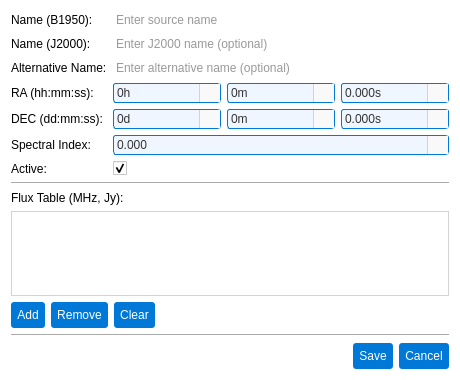
First picture: the form in pastrocore/gui_pyside/dialog_edtior_source.ui, repository Torward1024/pAstroCORE, before the edit.
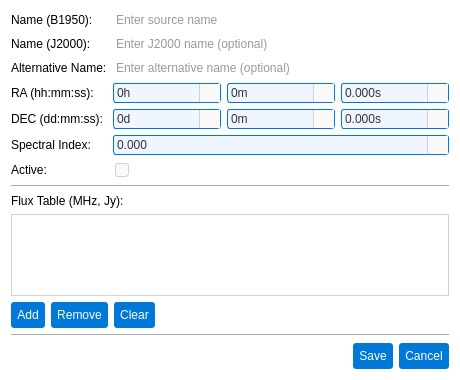
Second picture: the form after the edit. Icons and pictures are not drawn.

Patch:
```diff
--- a/pastrocore/gui_pyside/dialog_edtior_source.ui
+++ b/pastrocore/gui_pyside/dialog_edtior_source.ui
@@ -800,6 +800,85 @@
      </item>
      <item row="6" column="1">
       <widget class="QCheckBox" name="isActiveCheckBox">
+       <property name="styleSheet">
+        <string notr="true">/* Основной стиль QCheckBox */
+QCheckBox {
+    font-family: Arial;
+    font-size: 9pt;
+    color: #333333;
+    spacing: 6px;
+    padding: 2px;
+    outline: none;
+}
+
+QCheckBox::item {
+    padding: 2px;
+}
+
+/* Индикатор чекбокса */
+QCheckBox::indicator {
+    width: 12px;
+    height: 12px;
+    border-radius: 3px;
+    border: 1px solid #d3d3d3;
+    background-color: #f9f9f9;
+}
+
+/* Unchecked состояние */
+QCheckBox::indicator:unchecked {
+    border: 1px solid #d3d3d3;
+    background-color: #f9f9f9;
+    image: none;
+}
+
+QCheckBox::indicator:unchecked:hover {
+    border: 1px solid #1a8cff;
+    background-color: #f0f6ff;
+    image: none;
+}
+
+QCheckBox::indicator:unchecked:focus {
+    border: 1px solid #005bb5;
+    background-color: #f0f6ff;
+    image: none;
+}
+
+/* Checked состояние - БЕЛЫЙ ФОН, стандартная граница */
+QCheckBox::indicator:checked {
+    border: 1px solid #0078d7;
+    background-color: #ffffff; /* Белый фон */
+    image: url(:/icons/check_icon.svg);
+}
+
+QCheckBox::indicator:checked:hover {
+    border: 1px solid #1a8cff; /* Стандартная толщина */
+    background-color: #ffffff; /* Белый фон */
+    image: url(:/icons/check_icon_hover.svg);
+}
+
+QCheckBox::indicator:checked:focus {
+    border: 1px solid #005bb5; /* Стандартная толщина */
+    background-color: #ffffff; /* Белый фон */
+    image: url(:/icons/check_icon.svg);
+}
+
+/* Disabled состояния */
+QCheckBox::indicator:unchecked:disabled {
+    border: 1px solid #e0e0e0;
+    background-color: #f5f5f5;
+    image: none;
+}
+
+QCheckBox::indicator:checked:disabled {
+    border: 1px solid #cccccc;
+    background-color: #f0f0f0; /* Светло-серый фон */
+    image: url(:/icons/check_icon_disabled.svg);
+}
+
+QCheckBox:disabled {
+    color: #999999;
+}</string>
+       </property>
        <property name="checked">
         <bool>true</bool>
        </property>
```
